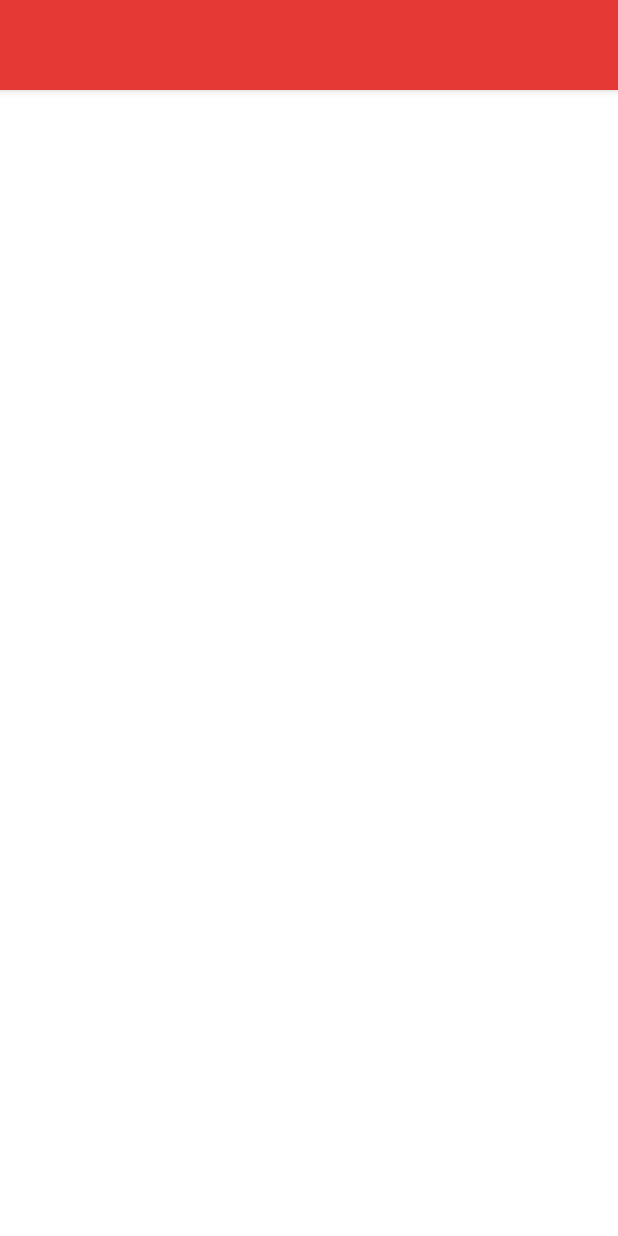
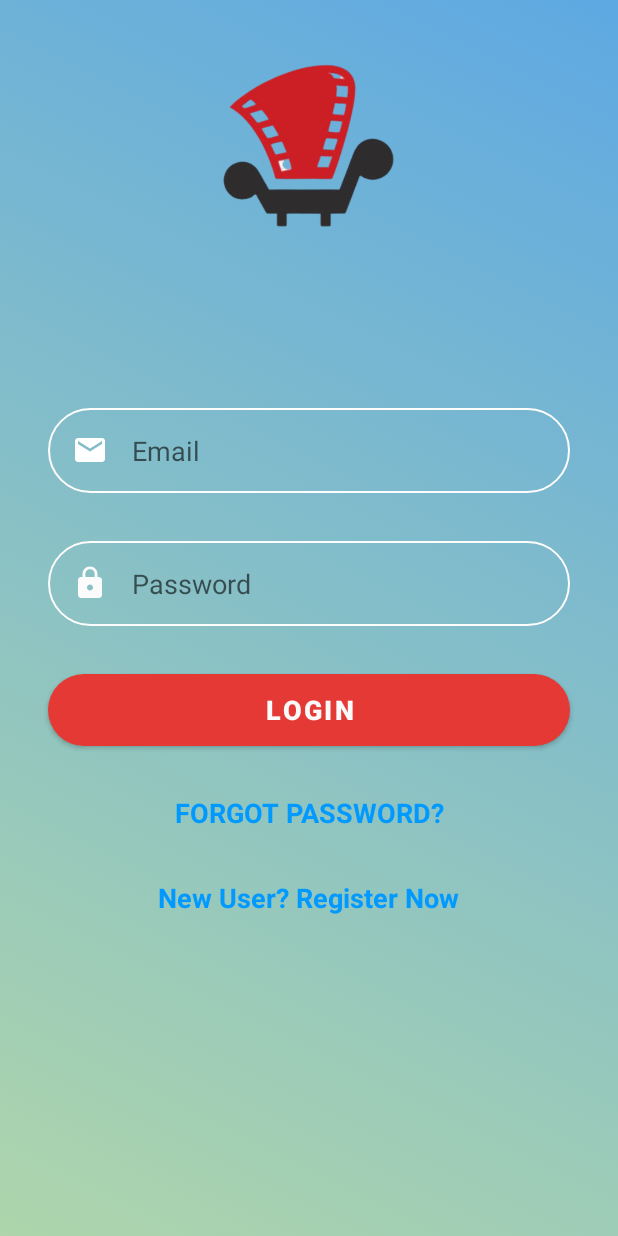
Before and after one commit to appmovie-cdth18d/App_movie, an Android app: the layout activity_main.xml on its own in the app's theme, with its tools: preview values and no code run, on a phone screen of 412 x 824 dp. Run offline under Robolectric (Android 15) with nearby library versions, the phone set to English and light mode, and no system bars.

Commit message:
thêm file

```diff
--- a/app/app/src/main/java/com/example/app/MainActivity.java
+++ b/app/app/src/main/java/com/example/app/MainActivity.java
@@ -16,7 +16,7 @@ public class MainActivity extends AppCompatActivity {
     @Override
     protected void onCreate(Bundle savedInstanceState) {
         super.onCreate(savedInstanceState);
-        setContentView(R.layout.trangdangnhap);
+        setContentView(R.layout.activity_main);
         user = (EditText) findViewById(R.id.inputEmail);
         pass = (EditText) findViewById(R.id.inputPassword);
 
--- a/app/app/src/main/java/com/example/app/giaodien/TrangChu/PagePhim/fragment_phim_dc.java
+++ b/app/app/src/main/java/com/example/app/giaodien/TrangChu/PagePhim/fragment_phim_dc.java
@@ -64,7 +64,6 @@ public class fragment_phim_dc extends Fragment {
                 page.setScaleY(0.85f + r * 0.15f);
             }
         });
-
         pager.setPageTransformer(compositePageTransformer);
         return v;
     }
--- a/app/app/src/main/res/layout/activity_main.xml
+++ b/app/app/src/main/res/layout/activity_main.xml
@@ -1,63 +1,106 @@
 <?xml version="1.0" encoding="utf-8"?>
-<androidx.drawerlayout.widget.DrawerLayout xmlns:android="http://schemas.android.com/apk/res/android"
+<androidx.constraintlayout.widget.ConstraintLayout xmlns:android="http://schemas.android.com/apk/res/android"
     xmlns:app="http://schemas.android.com/apk/res-auto"
     xmlns:tools="http://schemas.android.com/tools"
-    android:id="@+id/drawable_main"
     android:layout_width="match_parent"
     android:layout_height="match_parent"
-    android:fitsSystemWindows="true"
-    tools:context=".MainActivity"
-    tools:openDrawer="start">
+    android:background="@drawable/background"
+    tools:context=".MainActivity">
 
-    <androidx.coordinatorlayout.widget.CoordinatorLayout xmlns:android="http://schemas.android.com/apk/res/android"
-        android:layout_width="match_parent"
-        android:layout_height="match_parent"
-        android:orientation="vertical"
-        xmlns:app="http://schemas.android.com/apk/res-auto">
-        <LinearLayout
-            android:layout_width="match_parent"
-            android:layout_height="match_parent"
-            android:orientation="vertical">
-            <com.google.android.material.appbar.AppBarLayout
-                android:layout_width="match_parent"
-                android:layout_height="wrap_content"
-                android:elevation="0dp"
-                android:fitsSystemWindows="true"
-                android:theme="@style/AppTheme.AppBarOverlay">
+    <EditText
+        android:id="@+id/inputEmail"
+        android:layout_width="0dp"
+        android:layout_height="wrap_content"
+        android:layout_marginStart="32dp"
+        android:layout_marginTop="32dp"
+        android:layout_marginEnd="32dp"
+        android:background="@drawable/round_border_signup"
+        android:drawableStart="@drawable/ic_email"
+        android:drawablePadding="16dp"
+        android:ems="10"
+        android:hint="@string/email"
+        android:inputType="textEmailAddress"
+        android:padding="16dp"
+        app:layout_constraintEnd_toEndOf="parent"
+        app:layout_constraintStart_toStartOf="parent"
+        app:layout_constraintTop_toBottomOf="@+id/imageView4" />
 
-                <androidx.appcompat.widget.Toolbar
-                    android:id="@+id/toolbar_main"
-                    android:layout_width="match_parent"
-                    android:layout_height="60dp"
-                    app:layout_scrollFlags="scroll|enterAlways"
-                    app:popupTheme="@style/AppTheme.popUpOverlay" />
-            </com.google.android.material.appbar.AppBarLayout>
-            <LinearLayout
-                android:layout_width="wrap_content"
-                android:layout_height="wrap_content"
-                android:orientation="vertical">
-                <com.google.android.material.tabs.TabLayout
-                    android:id="@+id/tabLayout"
-                    android:layout_width="match_parent"
-                    android:layout_height="wrap_content"
-                    android:background="@color/white"/>
+    <EditText
+        android:id="@+id/inputPassword"
+        android:layout_width="0dp"
+        android:layout_height="wrap_content"
+        android:layout_marginStart="32dp"
+        android:layout_marginTop="32dp"
+        android:layout_marginEnd="32dp"
+        android:background="@drawable/round_border_signup"
+        android:drawableStart="@drawable/ic_lock"
+        android:drawablePadding="16dp"
+        android:ems="10"
+        android:hint="@string/password"
+        android:inputType="textPassword"
+        android:padding="16dp"
+        app:layout_constraintEnd_toEndOf="parent"
+        app:layout_constraintStart_toStartOf="parent"
+        app:layout_constraintTop_toBottomOf="@+id/inputEmail" />
 
-                <androidx.viewpager.widget.ViewPager
-                    android:id="@+id/pagePhim"
-                    android:layout_width="match_parent"
-                    android:layout_height="fill_parent" />
-            </LinearLayout>
+    <Button
+        android:id="@+id/btnLogin"
+        android:layout_width="0dp"
+        android:layout_height="wrap_content"
+        android:layout_marginStart="32dp"
+        android:layout_marginTop="32dp"
+        android:layout_marginEnd="32dp"
+        android:background="@drawable/round_bg"
+        android:onClick="LOGIN"
+        android:text="LOGIN"
+        android:textColor="#FAFAFA"
+        android:textSize="18sp"
+        android:textStyle="bold"
+        app:layout_constraintEnd_toEndOf="parent"
+        app:layout_constraintStart_toStartOf="parent"
+        app:layout_constraintTop_toBottomOf="@+id/inputPassword" />
 
+    <TextView
+        android:id="@+id/forgotPassword"
+        android:layout_width="wrap_content"
+        android:layout_height="wrap_content"
+        android:layout_marginStart="32dp"
+        android:layout_marginTop="32dp"
+        android:layout_marginEnd="32dp"
+        android:text="@string/forgot_password"
+        android:textColor="@color/colorPrimary"
+        android:textSize="18sp"
+        android:textStyle="bold"
+        app:layout_constraintEnd_toEndOf="parent"
+        app:layout_constraintStart_toStartOf="parent"
+        app:layout_constraintTop_toBottomOf="@+id/btnLogin" />
 
-        </LinearLayout>
-    </androidx.coordinatorlayout.widget.CoordinatorLayout>
+    <TextView
+        android:id="@+id/gotoRegister"
+        android:layout_width="wrap_content"
+        android:layout_height="wrap_content"
+        android:layout_marginStart="32dp"
+        android:layout_marginTop="32dp"
+        android:layout_marginEnd="32dp"
+        android:onClick="gotoRegister"
+        android:text="New User? Register Now"
+        android:textColor="@color/colorPrimary"
+        android:textSize="18sp"
+        android:textStyle="bold"
 
-    <com.google.android.material.navigation.NavigationView
-        android:id="@+id/navView_main"
-        android:layout_width="wrap_content"
-        android:layout_height="match_parent"
-        android:layout_gravity="start"
-        app:headerLayout="@layout/nav_head"
-        app:menu="@menu/navitem" />
+        app:layout_constraintEnd_toEndOf="parent"
+        app:layout_constraintHorizontal_bias="0.496"
+        app:layout_constraintStart_toStartOf="parent"
+        app:layout_constraintTop_toBottomOf="@+id/forgotPassword" />
 
-</androidx.drawerlayout.widget.DrawerLayout>
+    <ImageView
+        android:id="@+id/imageView4"
+        android:layout_width="415dp"
+        android:layout_height="236dp"
+        android:layout_marginTop="4dp"
+        app:layout_constraintEnd_toEndOf="parent"
+        app:layout_constraintStart_toStartOf="parent"
+        app:layout_constraintTop_toTopOf="parent"
+        app:srcCompat="@drawable/logo_removebg" />
+
+</androidx.constraintlayout.widget.ConstraintLayout>
```
Also changed, not shown: app/app/src/main/res/layout/trangtimkiem/layout/trangdangnhap.xml (deleted, +0 -106 lines).
